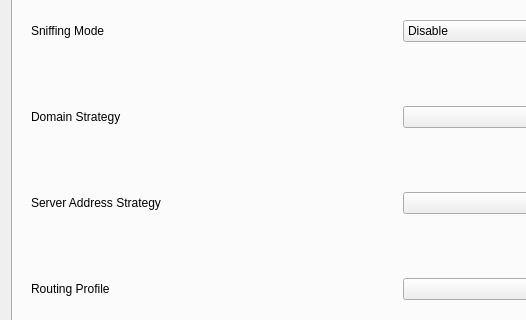
This is ui/dialog_manage_routes.ui in shengmo0210/nekoray as Qt 5 draws it before an edit; both pictures show x 0 to 526 and y 93 to 413 of the 800 by 600 pixel window. The edited form follows.
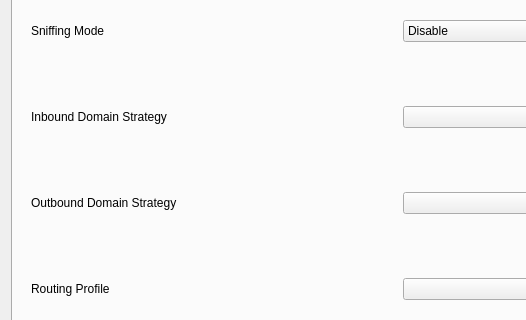
This is the edited form.

What changed in the file:
```diff
--- a/ui/dialog_manage_routes.ui
+++ b/ui/dialog_manage_routes.ui
@@ -59,7 +59,7 @@
           <item row="3" column="0">
            <widget class="QLabel" name="label_3">
             <property name="text">
-             <string>Server Address Strategy</string>
+             <string>Outbound Domain Strategy</string>
             </property>
            </widget>
           </item>
@@ -94,7 +94,7 @@
 For sing-box, it sets inbound.domain_strategy</string>
             </property>
             <property name="text">
-             <string>Domain Strategy</string>
+             <string>Inbound Domain Strategy</string>
             </property>
            </widget>
           </item>
```
Left out of the diff: 9 changed lines with no effect on the pictures.
